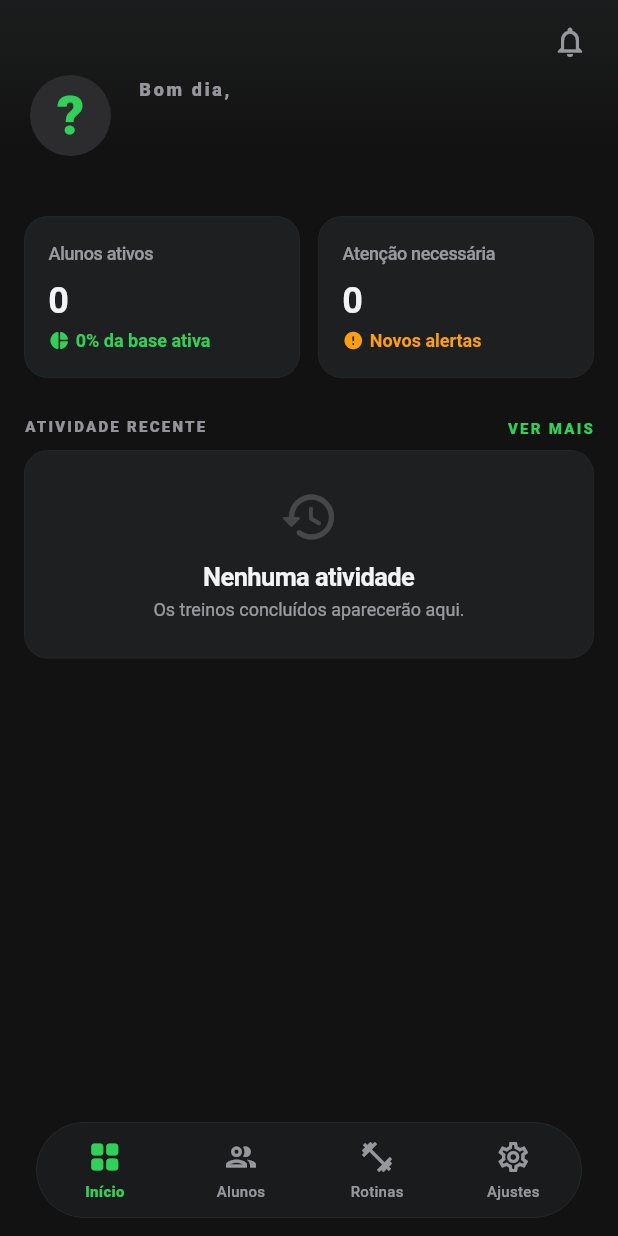
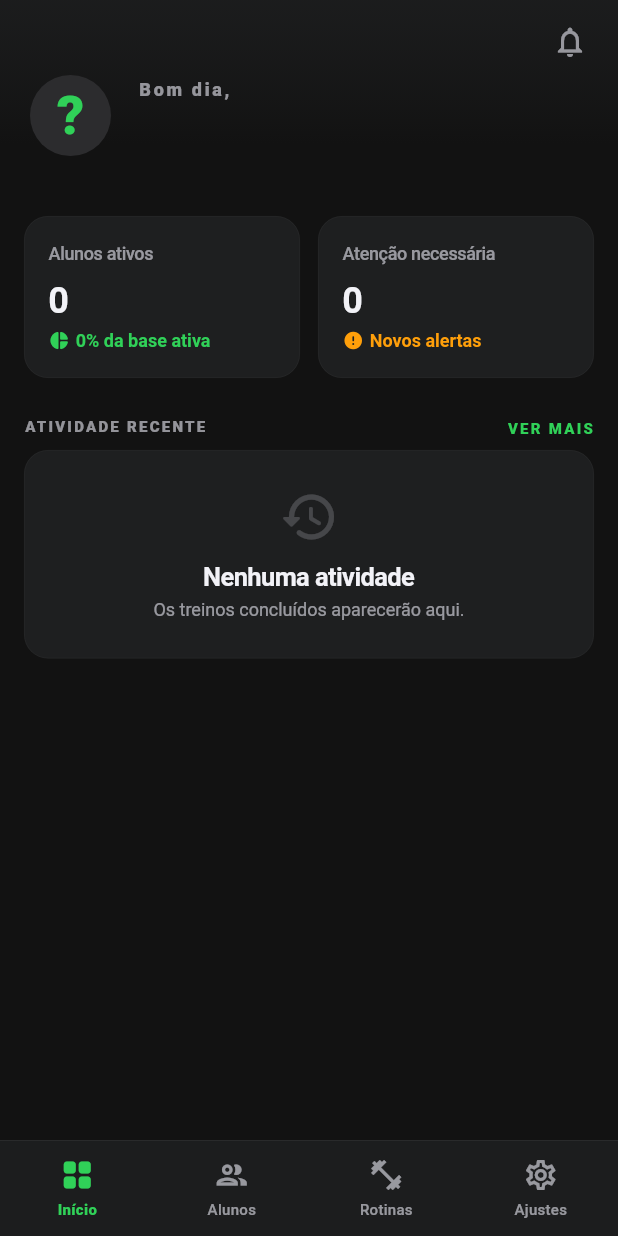
Before and after one commit to lisergiomusic/appfit, a Flutter app: the screen it shows once a user with an empty profile is signed in, on a phone screen of 412 x 824 dp. Run offline on Flutter 3.47's test engine with Material 3 defaults, Android fonts, the phone set to English and light mode, and no system bars; our stand-ins replace cached_network_image, flutter_inset_shadow, font_awesome_flutter, image_picker, intl_phone_field, rxdart and 4 more; accounts and stored records are empty.

Commit message:
refactor(glass_bottom_nav): simplify layout and enhance padding for improved UI experience

```diff
--- a/lib/core/widgets/glass_bottom_nav.dart
+++ b/lib/core/widgets/glass_bottom_nav.dart
@@ -31,20 +31,19 @@ class GlassBottomNav extends StatelessWidget {
   Widget build(BuildContext context) {
     final bottomPadding = MediaQuery.of(context).padding.bottom;
 
-    return Padding(
-      padding: EdgeInsets.fromLTRB(24, 0, 24, bottomPadding > 0 ? bottomPadding : 12),
-      child: ClipRRect(
-        borderRadius: BorderRadius.circular(999),
+    return ClipRRect(
       child: BackdropFilter(
         filter: ImageFilter.blur(sigmaX: 15, sigmaY: 15),
         child: Container(
-            height: 64,
+          height: 64 + bottomPadding,
+          padding: EdgeInsets.only(bottom: bottomPadding),
           decoration: BoxDecoration(
-              color: AppColors.surfaceDark.withAlpha(180),
-              borderRadius: BorderRadius.circular(999),
-              border: Border.all(
+            color: AppColors.surfaceDark.withAlpha(220),
+            border: Border(
+              top: BorderSide(
                 color: Colors.white.withAlpha(20),
                 width: 0.5,
+              ),
             ),
           ),
           child: Row(
@@ -87,7 +86,6 @@ class GlassBottomNav extends StatelessWidget {
           ),
         ),
       ),
-      ),
     );
   }
 }
```
Lines whose indentation alone changed are shown as unchanged.
